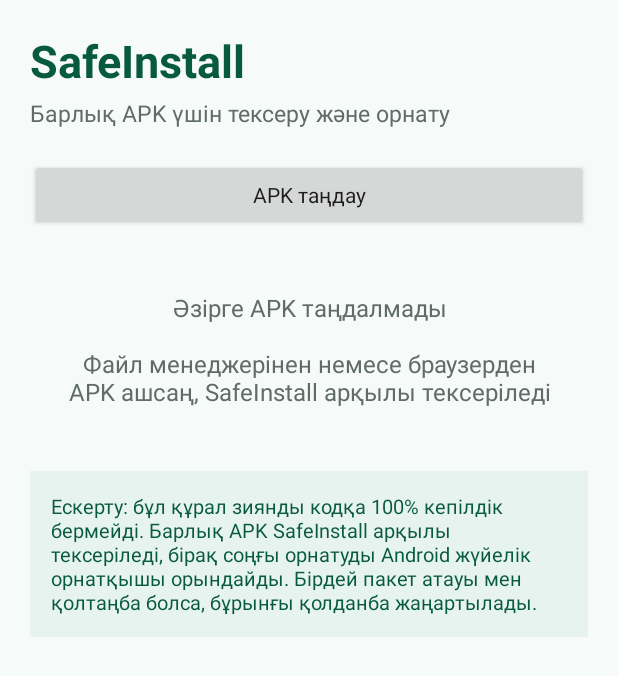
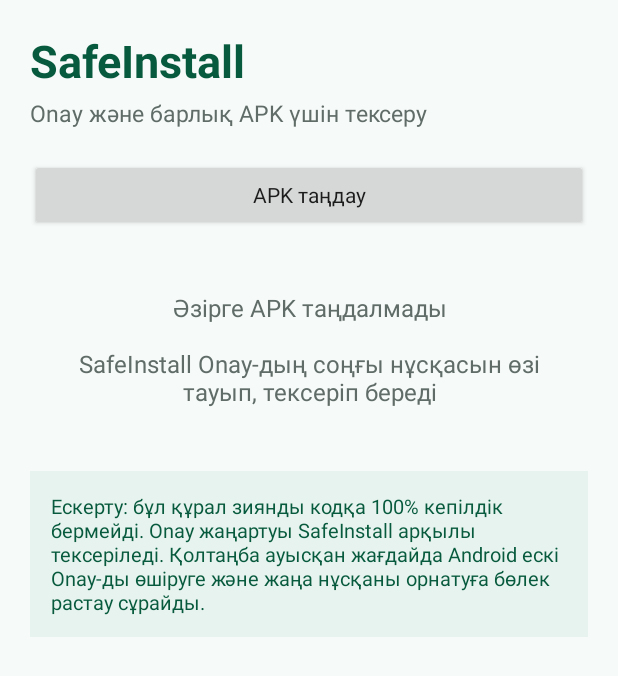
Before and after one commit to jjjjjjjjjjjjjjae-hub/SafeInstall, an Android app: the screen it shows after launch (MainActivity), on a phone screen of 412 x 824 dp. Shown: the top 676 px of the screen. Run offline under Robolectric (Android 15) with nearby library versions, the phone set to English and light mode, and no system bars.

Commit message:
Guide Onay signature migration through SafeInstall

```diff
--- a/app/src/main/res/layout/activity_main.xml
+++ b/app/src/main/res/layout/activity_main.xml
@@ -23,7 +23,7 @@
             android:layout_width="wrap_content"
             android:layout_height="wrap_content"
             android:layout_marginTop="4dp"
-            android:text="Барлық APK үшін тексеру және орнату"
+            android:text="Onay және барлық APK үшін тексеру"
             android:textColor="@color/muted"
             android:textSize="15sp" />
 
@@ -42,7 +42,7 @@
             android:layout_marginTop="18dp"
             android:gravity="center"
             android:padding="22dp"
-            android:text="Әзірге APK таңдалмады\n\nФайл менеджерінен немесе браузерден APK ашсаң, SafeInstall арқылы тексеріледі"
+            android:text="Әзірге APK таңдалмады\n\nSafeInstall Onay-дың соңғы нұсқасын өзі тауып, тексеріп береді"
             android:textColor="@color/muted"
             android:textSize="16sp" />
 
@@ -142,7 +142,7 @@
             android:layout_marginTop="20dp"
             android:background="#E7F3EE"
             android:padding="14dp"
-            android:text="Ескерту: бұл құрал зиянды кодқа 100% кепілдік бермейді. Барлық APK SafeInstall арқылы тексеріледі, бірақ соңғы орнатуды Android жүйелік орнатқышы орындайды. Бірдей пакет атауы мен қолтаңба болса, бұрынғы қолданба жаңартылады."
+            android:text="Ескерту: бұл құрал зиянды кодқа 100% кепілдік бермейді. Onay жаңартуы SafeInstall арқылы тексеріледі. Қолтаңба ауысқан жағдайда Android ескі Onay-ды өшіруге және жаңа нұсқаны орнатуға бөлек растау сұрайды."
             android:textColor="@color/safe_green_dark"
             android:textSize="13sp" />
     </LinearLayout>
```
